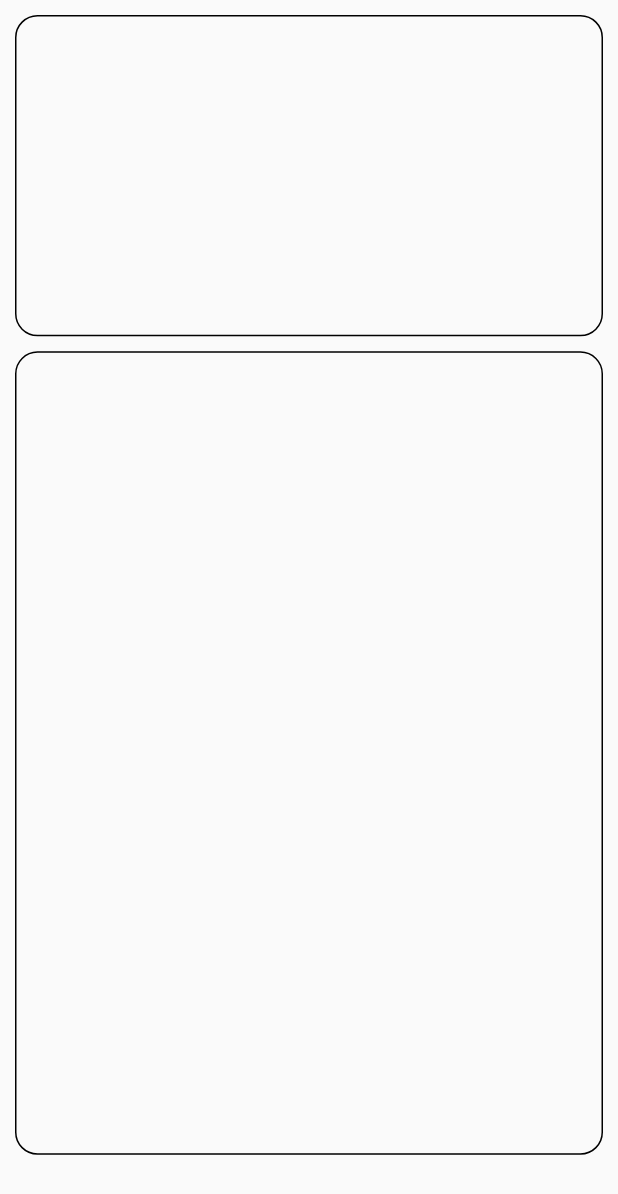
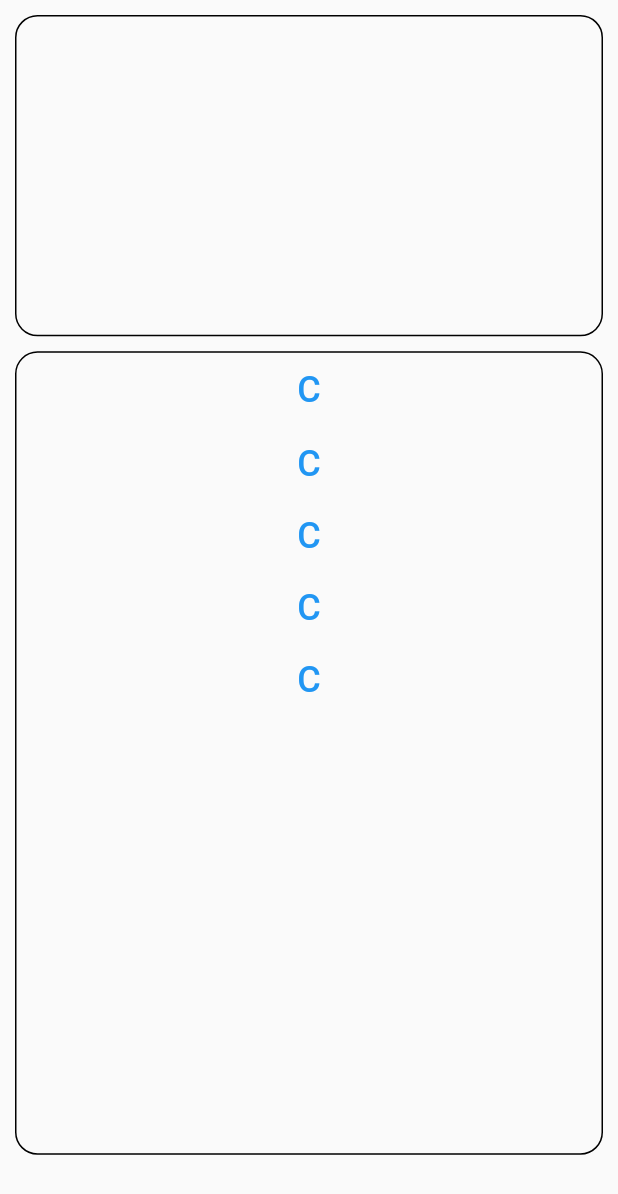
Before and after one commit to miyigun/calculator, a Flutter app: the screen it shows after launch, on a phone screen of 412 x 824 dp. Shown: the top 1194 px of the screen. Run offline on Flutter 3.47's test engine with Material 2 defaults, Android fonts, the phone set to English and light mode, and no system bars; our stand-ins replace flutter_riverpod.

Commit message:
Commit 3

```diff
--- /dev/null
+++ b/lib/view/calculate_keyboard_row1.dart
@@ -0,0 +1,31 @@
+import 'package:flutter/material.dart';
+import 'package:flutter_riverpod/flutter_riverpod.dart';
+
+class CalculateKeyboardRow1 extends ConsumerWidget {
+  const CalculateKeyboardRow1({super.key});
+
+  @override
+  Widget build(BuildContext context, WidgetRef ref) {
+    return Row(
+      children: [
+        Expanded(
+          flex: 3,
+          child:SizedBox(
+            width: 50,
+            height: 50,
+            child: TextButton(
+              child: const Text(
+                  'C',
+                style: TextStyle(
+                  fontSize: 24,
+                ),
+              ),
+              onPressed: () {  },
+            ),
+          ),
+        ),
+      ],
+    );
+  }
+
+}
--- /dev/null
+++ b/lib/view/calculate_keyboard_row2.dart
@@ -0,0 +1,30 @@
+import 'package:flutter/material.dart';
+import 'package:flutter/src/widgets/framework.dart';
+import 'package:flutter_riverpod/flutter_riverpod.dart';
+
+class CalculateKeyboardRow2 extends ConsumerWidget {
+  const CalculateKeyboardRow2({super.key});
+
+  @override
+  Widget build(BuildContext context, WidgetRef ref) {
+    return Row(
+      children: [
+        Expanded(
+          flex: 3,
+          child:Container(
+            child: TextButton(
+              child: Text(
+                'C',
+                style: TextStyle(
+                  fontSize: 24,
+                ),
+              ),
+              onPressed: () {  },
+            ),
+          ),
+        ),
+      ],
+    );
+  }
+
+}
--- /dev/null
+++ b/lib/view/calculate_keyboard_row3.dart
@@ -0,0 +1,30 @@
+import 'package:flutter/material.dart';
+import 'package:flutter/src/widgets/framework.dart';
+import 'package:flutter_riverpod/flutter_riverpod.dart';
+
+class CalculateKeyboardRow3 extends ConsumerWidget {
+  const CalculateKeyboardRow3({super.key});
+
+  @override
+  Widget build(BuildContext context, WidgetRef ref) {
+    return Row(
+      children: [
+        Expanded(
+          flex: 3,
+          child:Container(
+            child: TextButton(
+              child: Text(
+                'C',
+                style: TextStyle(
+                  fontSize: 24,
+                ),
+              ),
+              onPressed: () {  },
+            ),
+          ),
+        ),
+      ],
+    );
+  }
+
+}
--- /dev/null
+++ b/lib/view/calculate_keyboard_row4.dart
@@ -0,0 +1,30 @@
+import 'package:flutter/material.dart';
+import 'package:flutter/src/widgets/framework.dart';
+import 'package:flutter_riverpod/flutter_riverpod.dart';
+
+class CalculateKeyboardRow4 extends ConsumerWidget {
+  const CalculateKeyboardRow4({super.key});
+
+  @override
+  Widget build(BuildContext context, WidgetRef ref) {
+    return Row(
+      children: [
+        Expanded(
+          flex: 3,
+          child:Container(
+            child: TextButton(
+              child: Text(
+                'C',
+                style: TextStyle(
+                  fontSize: 24,
+                ),
+              ),
+              onPressed: () {  },
+            ),
+          ),
+        ),
+      ],
+    );
+  }
+
+}
--- /dev/null
+++ b/lib/view/calculate_keyboard_row5.dart
@@ -0,0 +1,30 @@
+import 'package:flutter/material.dart';
+import 'package:flutter/src/widgets/framework.dart';
+import 'package:flutter_riverpod/flutter_riverpod.dart';
+
+class CalculateKeyboardRow5 extends ConsumerWidget {
+  const CalculateKeyboardRow5({super.key});
+
+  @override
+  Widget build(BuildContext context, WidgetRef ref) {
+    return Row(
+      children: [
+        Expanded(
+          flex: 3,
+          child:Container(
+            child: TextButton(
+              child: Text(
+                'C',
+                style: TextStyle(
+                  fontSize: 24,
+                ),
+              ),
+              onPressed: () {  },
+            ),
+          ),
+        ),
+      ],
+    );
+  }
+
+}
--- a/lib/view/calculator_keyboard.dart
+++ b/lib/view/calculator_keyboard.dart
@@ -1,3 +1,8 @@
+import 'package:calculator/view/calculate_keyboard_row1.dart';
+import 'package:calculator/view/calculate_keyboard_row2.dart';
+import 'package:calculator/view/calculate_keyboard_row3.dart';
+import 'package:calculator/view/calculate_keyboard_row4.dart';
+import 'package:calculator/view/calculate_keyboard_row5.dart';
 import 'package:flutter/material.dart';
 import 'package:flutter_riverpod/flutter_riverpod.dart';
 
@@ -22,6 +27,15 @@ class CalculatorKeyboard extends ConsumerWidget {
         ), //Border.all
         borderRadius: BorderRadius.circular(15),
       ),
+      child: const Column(
+        children: [
+          CalculateKeyboardRow1(),
+          CalculateKeyboardRow2(),
+          CalculateKeyboardRow3(),
+          CalculateKeyboardRow4(),
+          CalculateKeyboardRow5(),
+        ],
+      ),
     );
   }
 
```
